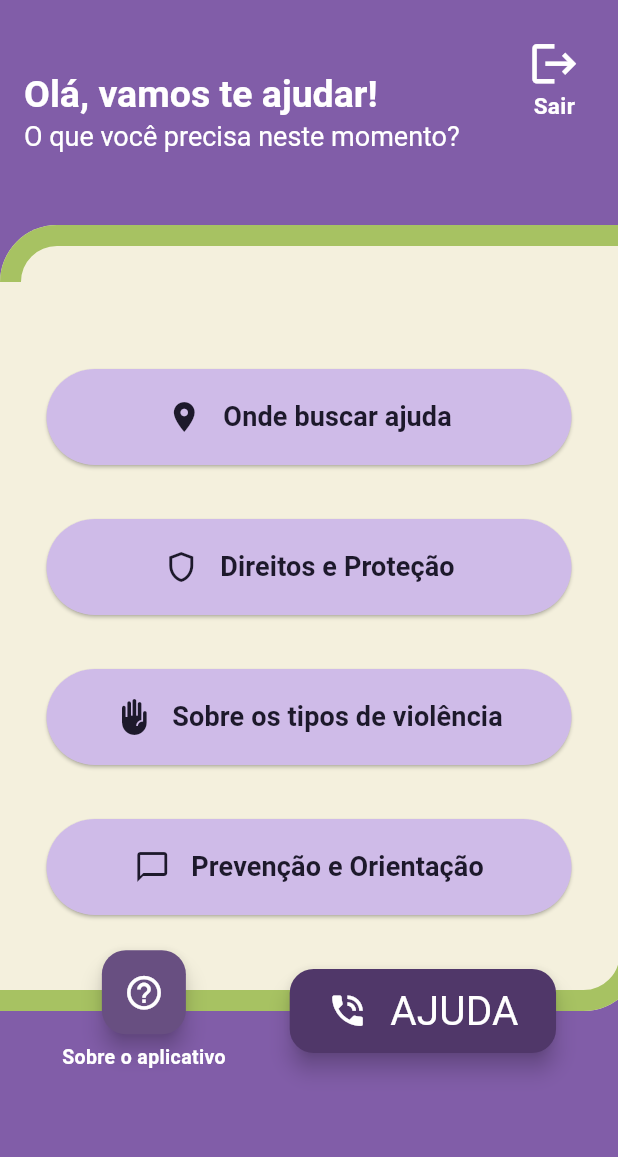
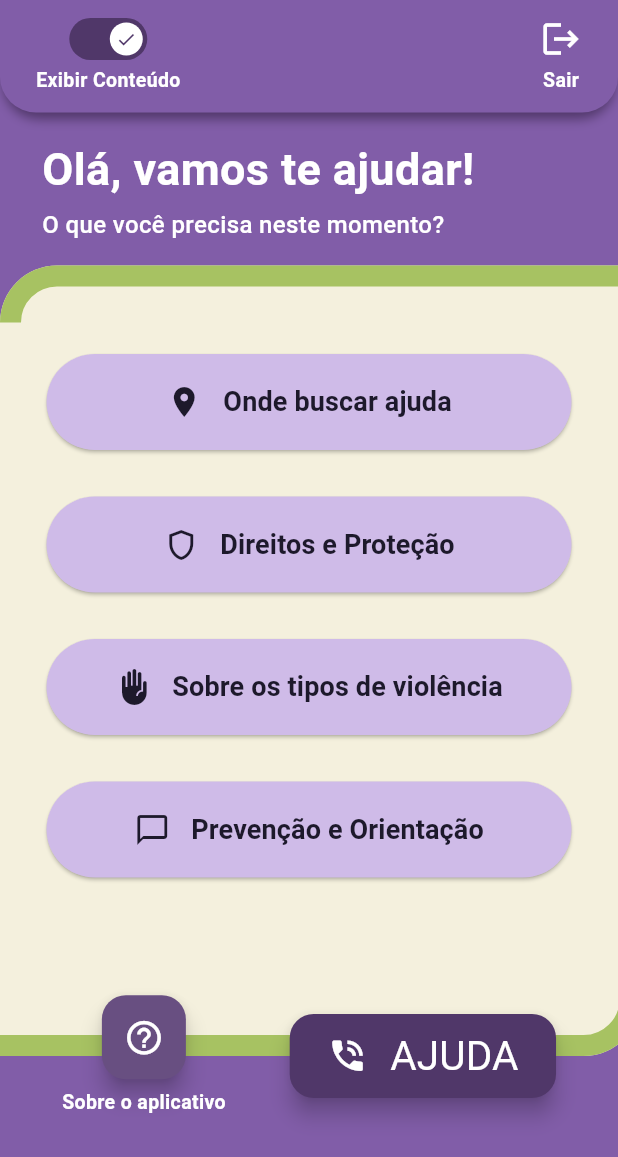
Before and after one commit to Alunewie/DefesaMulher, a Flutter app: the screen it shows after launch, on a phone screen of 412 x 824 dp. Shown: the top 1157 px of the screen. Run offline on Flutter 3.47's test engine with Material 3 defaults, Android fonts, the phone set to English and light mode, and no system bars.

Commit message:
feat: Criando opção para ocultar conteúdo movimentando para nova rota.

```diff
--- a/lib/custom_widgets/custom_scaffold.dart
+++ b/lib/custom_widgets/custom_scaffold.dart
@@ -9,6 +9,7 @@ class CustomScaffold extends StatelessWidget {
   final String? subtitulo;
   final List<Widget> conteudos;
   final bool isHome;
+  final bool isOculta;
   final IconData? categoriaIcone;
   final String? proximaRota;
   final String? textoVoltar;
@@ -21,6 +22,7 @@ class CustomScaffold extends StatelessWidget {
     this.titulo,
     this.subtitulo,
     this.isHome = false,
+    this.isOculta = false,
     this.categoriaIcone,
     this.proximaRota,
     this.textoVoltar,
@@ -33,94 +35,230 @@ class CustomScaffold extends StatelessWidget {
   }
 
   void _aoClicarSair(BuildContext context) {
-    if (Navigator.canPop(context)) {
-      Navigator.popUntil(context, (route) => route.isFirst);
+    if (onVoltar != null) {
+      onVoltar!();
+    } else if (Navigator.canPop(context)) {
+      Navigator.pop(context);
     } else {
       SystemNavigator.pop();
     }
+  }
+
+  void _toggleExibirConteudo(BuildContext context) {
+    if (isOculta) {
+      if (Navigator.canPop(context)) {
+        Navigator.pop(context);
+      } else {
+        Navigator.pushReplacementNamed(context, '/home');
+      }
+    } else {
+      NavigationService.navigateTo('/oculta');
+    }
+  }
+
+  Widget _buildSwitch() {
+    final bool ativo = !isOculta;
+
+    return Container(
+      width: 52,
+      height: 28,
+      padding: const EdgeInsets.all(3),
+      decoration: BoxDecoration(
+        color: ativo
+            ? const Color(0xFF503769)
+            : const Color(0xFF6E4C91).withOpacity(0.6),
+        borderRadius: BorderRadius.circular(14),
+      ),
+      child: AnimatedAlign(
+        duration: const Duration(milliseconds: 200),
+        alignment: ativo ? Alignment.centerRight : Alignment.centerLeft,
+        child: Container(
+          width: 22,
+          height: 22,
+          decoration: const BoxDecoration(
+            color: Colors.white,
+            shape: BoxShape.circle,
+          ),
+          child: ativo
+              ? const Icon(
+                  Icons.check,
+                  size: 14,
+                  color: Color(0xFF503769),
+                )
+              : null,
+        ),
+      ),
+    );
+  }
+
+  Widget _buildTopBar(BuildContext context) {
+    return Container(
+      width: double.infinity,
+      padding: const EdgeInsets.symmetric(horizontal: 24, vertical: 12),
+      decoration: const BoxDecoration(
+        color: Color(0xFF815DA8),
+        borderRadius: BorderRadius.vertical(
+          bottom: Radius.circular(24),
+        ),
+        boxShadow: [
+          BoxShadow(
+            color:  Color(0xFF503769),
+            blurRadius: 6,
+            spreadRadius: -2,
+            offset: Offset(0, 6),
+          ),
+        ],
+      ),
+      child: Row(
+        mainAxisAlignment: MainAxisAlignment.spaceBetween,
+        crossAxisAlignment: CrossAxisAlignment.center,
+        children: [
+          GestureDetector(
+            behavior: HitTestBehavior.opaque,
+            onTap: () => _toggleExibirConteudo(context),
+            child: Column(
+              mainAxisSize: MainAxisSize.min,
+              crossAxisAlignment: CrossAxisAlignment.center,
+              children: [
+                _buildSwitch(),
+                const SizedBox(height: 4),
+                const Text(
+                  'Exibir Conteúdo',
+                  style: TextStyle(
+                    color: Colors.white,
+                    fontSize: 13,
+                    fontWeight: FontWeight.bold,
+                  ),
+                ),
+              ],
+            ),
+          ),
+          GestureDetector(
+            behavior: HitTestBehavior.opaque,
+            onTap: () => _aoClicarSair(context),
+            child: const Column(
+              mainAxisSize: MainAxisSize.min,
+              crossAxisAlignment: CrossAxisAlignment.center,
+              children: [
+                Icon(Icons.logout, size: 28, color: Colors.white),
+                SizedBox(height: 4),
+                Text(
+                  'Sair',
+                  style: TextStyle(
+                    color: Colors.white,
+                    fontSize: 13,
+                    fontWeight: FontWeight.bold,
+                  ),
+                ),
+              ],
+            ),
+          ),
+        ],
+      ),
+    );
+  }
+
+  Widget _buildHomeHeaderTitles() {
+    return Padding(
+      padding: const EdgeInsets.fromLTRB(28, 20, 28, 16),
+      child: Column(
+        crossAxisAlignment: CrossAxisAlignment.start,
+        children: [
+          Text(
+            titulo ?? 'Olá, vamos te ajudar!',
+            style: const TextStyle(
+              color: Colors.white,
+              fontSize: 30,
+              fontWeight: FontWeight.bold,
+              height: 1.15,
+            ),
+          ),
+          if (subtitulo != null && subtitulo!.isNotEmpty) ...[
+            const SizedBox(height: 8),
+            Text(
+              subtitulo!,
+              style: const TextStyle(
+                color: Colors.white,
+                fontSize: 16,
+                fontWeight: FontWeight.w500,
+              ),
+            ),
+          ],
+        ],
+      ),
+    );
   }
 
   @override
   Widget build(BuildContext context) {
     return Scaffold(
       backgroundColor: const Color.fromRGBO(129, 93, 168, 1),
-      appBar: AppBar(
-        toolbarHeight: 150,
-        automaticallyImplyLeading: false,
-        leading: Navigator.canPop(context)
-            ? IconButton(
-                icon: const Icon(Icons.arrow_back_ios_new,
-                    color: Colors.white, size: 28),
-                onPressed: () => onVoltar != null ? onVoltar!() : _aoClicarSair(context),
-              )
-            : null,
-        backgroundColor: const Color.fromRGBO(129, 93, 168, 1),
-        title: Column(
-          mainAxisAlignment: MainAxisAlignment.start,
-          crossAxisAlignment: CrossAxisAlignment.start,
+      body: SafeArea(
+        bottom: false,
+        child: Column(
+          crossAxisAlignment: CrossAxisAlignment.stretch,
           children: [
-            Text(
-              titulo ?? '',
-              style: const TextStyle(
-                  color: Colors.white,
-                  fontSize: 25,
-                  fontWeight: FontWeight.bold),
-            ),
-            subtitulo != null
-                ? Text(
-                    subtitulo!,
-                    style: const TextStyle(
-                        color: Colors.white,
-                        fontSize: 18,
-                        fontWeight: FontWeight.w400),
-                  )
-                : Container()
-          ],
-        ),
-        actions: [
-          Padding(
-            padding: const EdgeInsets.all(25.0),
-            child: GestureDetector(
-              onTap: () {
-                if (Navigator.canPop(context)) {
-                  Navigator.pop(context);
-                }
-              },
-              child: const Column(
-                mainAxisAlignment: MainAxisAlignment.start,
+            _buildTopBar(context),
+            if (isHome) _buildHomeHeaderTitles() else const Padding(padding: EdgeInsets.fromLTRB(28, 20, 28, 16)),
+            Expanded(
+              child: CustomPaint(
+                painter: const CurvedBorderPainter(),
+                child: SingleChildScrollView(
+                  padding: const EdgeInsets.symmetric(
+                      vertical: 24, horizontal: 16),
+                  child: Column(
+                    spacing: espacamento ?? 15,
+                    mainAxisAlignment: MainAxisAlignment.center,
                     crossAxisAlignment: CrossAxisAlignment.center,
                     children: [
-                  Icon(Icons.logout, size: 35, color: Colors.white),
-                  Text(
-                    'Sair',
-                    style: TextStyle(
-                        color: Colors.white,
+                      if (!isHome) ...[
+                        if (textoVoltar != null)
+                          Align(
+                            alignment: Alignment.centerLeft,
+                            child: TextButton.icon(
+                              onPressed: onVoltar ?? () => Navigator.pop(context),
+                              icon: const Icon(Icons.arrow_back,
+                                  color: Color(0xFF503769)),
+                              label: Text(
+                                textoVoltar!,
+                                style: const TextStyle(
+                                  color: Color(0xFF503769),
+                                  fontWeight: FontWeight.bold,
                                   fontSize: 15,
-                        fontWeight: FontWeight.bold),
-                  )
-                ],
-              ),
-            ),
-          )
-        ],
-      ),
-      body: SizedBox.expand(
-        child: CustomPaint(
-          painter: const CurvedBorderPainter(),
-          child: Center(
-            child: SingleChildScrollView(
-              padding: const EdgeInsets.symmetric(vertical: 20),
-              child: Column(
-                spacing: espacamento ?? 20,
-                mainAxisAlignment: MainAxisAlignment.center,
-                children: conteudos,
                                 ),
                               ),
                             ),
                           ),
+                        if (categoriaIcone != null) ...[
+                          Icon(
+                            categoriaIcone,
+                            size: 38,
+                            color: const Color(0xFF3B334C),
+                          ),
+                        ],
+                        if (titulo != null && titulo!.isNotEmpty) ...[
+                          Text(
+                            titulo!,
+                            textAlign: TextAlign.center,
+                            style: const TextStyle(
+                              color: Color(0xFF3B334C),
+                              fontSize: 26,
+                              fontWeight: FontWeight.bold,
+                            ),
+                          ),
+                        ],
+                      ],
+                      ...conteudos,
+                    ],
+                  ),
+                ),
+              ),
+            ),
+          ],
+        ),
       ),
       bottomNavigationBar: Container(
-        height: 150,
+        height: 120,
         color: const Color.fromRGBO(129, 93, 168, 1),
       ),
       floatingActionButtonLocation: FloatingActionButtonLocation.centerDocked,
@@ -181,6 +319,8 @@ class CustomScaffold extends StatelessWidget {
                 ],
               ),
             )
+          : (isOculta
+              ? null
               : FloatingActionButton.extended(
                   backgroundColor: const Color.fromRGBO(80, 55, 105, 1),
                   extendedPadding: const EdgeInsets.all(25),
@@ -199,6 +339,7 @@ class CustomScaffold extends StatelessWidget {
                             color: Colors.white),
                       )
                     ],
+                  ),
                 )),
     );
   }
--- a/lib/main.dart
+++ b/lib/main.dart
@@ -2,6 +2,7 @@ import 'package:flutter/material.dart';
 import 'package:defesa_mulher_app/screens/ajuda.dart';
 import 'package:defesa_mulher_app/screens/direito.dart';
 import 'package:defesa_mulher_app/screens/inicio.dart';
+import 'package:defesa_mulher_app/screens/oculta.dart';
 import 'package:defesa_mulher_app/screens/prevencao.dart';
 import 'package:defesa_mulher_app/screens/sobre.dart';
 import 'package:defesa_mulher_app/screens/tipo_violencia.dart';
@@ -36,6 +37,7 @@ class DefesaMulherApp extends StatelessWidget {
         '/tipo_violencia': (context) => const TipoViolencia(),
         '/prevencao': (context) => const Prevencao(),
         '/sobre': (context) => const Sobre(),
+        '/oculta': (context) => const TelaOculta(),
       },
       initialRoute: '/home',
     );
```
Also changed, not shown: lib/screens/oculta.dart (added, +101 -0 lines), 1 other file. Lines whose indentation alone changed are shown as unchanged.
